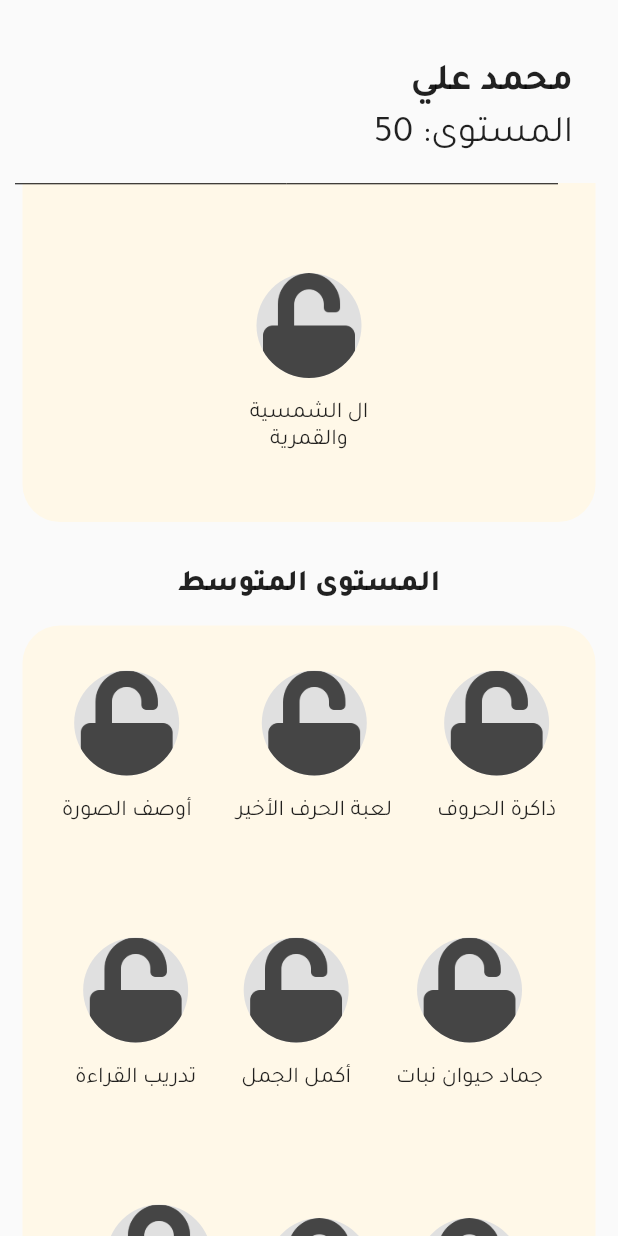
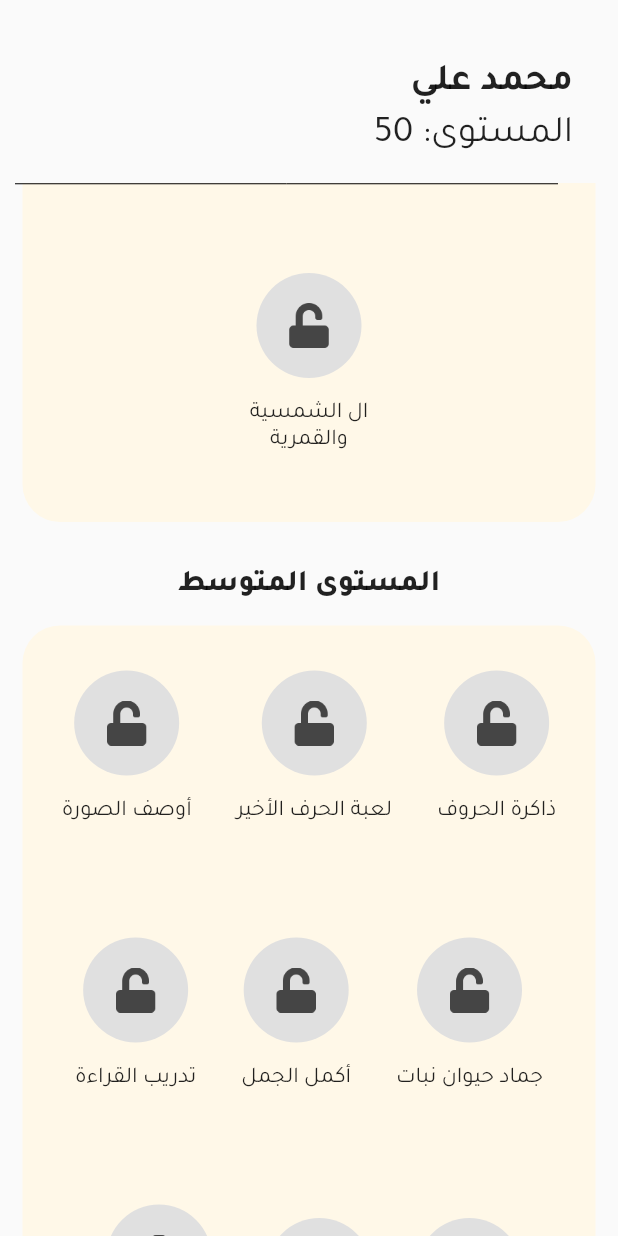
Before and after one commit to mohammadyahyaq/Dyslexia-App, a Flutter app: the screen it shows after launch, scrolled down 576 dp, on a phone screen of 412 x 824 dp. Run offline on Flutter 3.47's test engine with Material 2 defaults, Android fonts, the phone set to English and light mode, and no system bars; our stand-ins replace email_validator.

Commit message:
improve the main page

```diff
--- a/lib/screens/main_screen.dart
+++ b/lib/screens/main_screen.dart
@@ -59,33 +59,26 @@ class MainScreen extends StatelessWidget {
                   Row(
                     mainAxisAlignment: MainAxisAlignment.center,
                     children: [
-                      GestureDetector(
-                        onTap: () {
-                          Navigator.pushNamed(context, '/rememberTheLetter');
-                        },
-                        child: MenuItem(
+                      MenuItem(
                         imagePath: 'assets/images/icon.png',
                         itemName: 'ذاكرة الحروف',
                         itemColor: Color(0x33EC4646),
                         isUnLocked: levels[0][0],
+                        pageName: '/rememberTheLetter',
                       ),
-                      ),
-                      GestureDetector(
-                        onTap: () {
-                          Navigator.pushNamed(context, '/lastLetter');
-                        },
-                        child: MenuItem(
+                      MenuItem(
                         imagePath: 'assets/images/last letter.png',
                         itemName: 'لعبة الحرف الأخير',
                         itemColor: Color(0x33EC4646),
                         isUnLocked: levels[0][1],
-                        ),
+                        pageName: '/lastLetter',
                       ),
                       MenuItem(
                         imagePath: 'assets/images/describe the picture.png',
                         itemName: 'أوصف الصورة',
                         itemColor: Color(0x33EC4646),
                         isUnLocked: levels[0][2],
+                        pageName: '/',
                       )
                     ],
                   ),
@@ -97,18 +90,21 @@ class MainScreen extends StatelessWidget {
                         itemName: 'جماد حيوان نبات',
                         itemColor: Color(0x332872A1),
                         isUnLocked: levels[0][3],
+                        pageName: '/',
                       ),
                       MenuItem(
                         imagePath: 'assets/images/complete stmt.png',
                         itemName: 'أكمل الجمل',
                         itemColor: Color(0x332872A1),
                         isUnLocked: levels[0][4],
+                        pageName: '/',
                       ),
                       MenuItem(
                         imagePath: 'assets/images/reading.png',
                         itemName: 'تدريب القراءة',
                         itemColor: Color(0x332872A1),
                         isUnLocked: levels[0][5],
+                        pageName: '/',
                       )
                     ],
                   ),
@@ -120,18 +116,21 @@ class MainScreen extends StatelessWidget {
                         itemName: 'التنوين',
                         itemColor: Color(0x33EDEB5F),
                         isUnLocked: levels[0][6],
+                        pageName: '/',
                       ),
                       MenuItem(
                         imagePath: 'assets/images/shaddah.png',
                         itemName: 'الشدة',
                         itemColor: Color(0x33EDEB5F),
                         isUnLocked: levels[0][7],
+                        pageName: '/',
                       ),
                       MenuItem(
                         imagePath: 'assets/images/taa.png',
                         itemName: 'التاء المفتوحة\nوالمربوطة',
                         itemColor: Color(0x33EDEB5F),
                         isUnLocked: levels[0][8],
+                        pageName: '/',
                       ),
                     ],
                   ),
@@ -143,6 +142,7 @@ class MainScreen extends StatelessWidget {
                         itemName: 'ال الشمسية\nوالقمرية',
                         itemColor: Color(0x33EDEB5F),
                         isUnLocked: levels[0][9],
+                        pageName: '/',
                       ),
                     ],
                   )
@@ -162,18 +162,21 @@ class MainScreen extends StatelessWidget {
                         itemName: 'ذاكرة الحروف',
                         itemColor: Color(0x7DEC4646),
                         isUnLocked: levels[1][0],
+                        pageName: '/',
                       ),
                       MenuItem(
                         imagePath: 'assets/images/last letter.png',
                         itemName: 'لعبة الحرف الأخير',
                         itemColor: Color(0x7DEC4646),
                         isUnLocked: levels[1][1],
+                        pageName: '/',
                       ),
                       MenuItem(
                         imagePath: 'assets/images/describe the picture.png',
                         itemName: 'أوصف الصورة',
                         itemColor: Color(0x7DEC4646),
                         isUnLocked: levels[1][2],
+                        pageName: '/',
                       )
                     ],
                   ),
@@ -185,18 +188,21 @@ class MainScreen extends StatelessWidget {
                         itemName: 'جماد حيوان نبات',
                         itemColor: Color(0x7D2872A1),
                         isUnLocked: levels[1][3],
+                        pageName: '/',
                       ),
                       MenuItem(
                         imagePath: 'assets/images/complete stmt.png',
                         itemName: 'أكمل الجمل',
                         itemColor: Color(0x7D2872A1),
                         isUnLocked: levels[1][4],
+                        pageName: '/',
                       ),
                       MenuItem(
                         imagePath: 'assets/images/reading.png',
                         itemName: 'تدريب القراءة',
                         itemColor: Color(0x7D2872A1),
                         isUnLocked: levels[1][5],
+                        pageName: '/',
                       )
                     ],
                   ),
@@ -208,18 +214,21 @@ class MainScreen extends StatelessWidget {
                         itemName: 'التنوين',
                         itemColor: Color(0x7DEDEB5F),
                         isUnLocked: levels[1][6],
+                        pageName: '/',
                       ),
                       MenuItem(
                         imagePath: 'assets/images/shaddah.png',
                         itemName: 'الشدة',
                         itemColor: Color(0x7DEDEB5F),
                         isUnLocked: levels[1][7],
+                        pageName: '/',
                       ),
                       MenuItem(
                         imagePath: 'assets/images/taa.png',
                         itemName: 'التاء المفتوحة\nوالمربوطة',
                         itemColor: Color(0x7DEDEB5F),
                         isUnLocked: levels[1][8],
+                        pageName: '/',
                       ),
                     ],
                   ),
@@ -231,6 +240,7 @@ class MainScreen extends StatelessWidget {
                         itemName: 'ال الشمسية\nوالقمرية',
                         itemColor: Color(0x7DEDEB5F),
                         isUnLocked: levels[1][9],
+                        pageName: '/',
                       ),
                     ],
                   )
@@ -250,18 +260,21 @@ class MainScreen extends StatelessWidget {
                         itemName: 'ذاكرة الحروف',
                         itemColor: Color(0xC8EC4646),
                         isUnLocked: levels[2][0],
+                        pageName: '/',
                       ),
                       MenuItem(
                         imagePath: 'assets/images/last letter.png',
                         itemName: 'لعبة الحرف الأخير',
                         itemColor: Color(0xC8EC4646),
                         isUnLocked: levels[2][1],
+                        pageName: '/',
                       ),
                       MenuItem(
                         imagePath: 'assets/images/describe the picture.png',
                         itemName: 'أوصف الصورة',
                         itemColor: Color(0xC8EC4646),
                         isUnLocked: levels[2][2],
+                        pageName: '/',
                       )
                     ],
                   ),
@@ -273,18 +286,21 @@ class MainScreen extends StatelessWidget {
                         itemName: 'جماد حيوان نبات',
                         itemColor: Color(0xC82872A1),
                         isUnLocked: levels[2][3],
+                        pageName: '/',
                       ),
                       MenuItem(
                         imagePath: 'assets/images/complete stmt.png',
                         itemName: 'أكمل الجمل',
                         itemColor: Color(0xC82872A1),
                         isUnLocked: levels[2][4],
+                        pageName: '/',
                       ),
                       MenuItem(
                         imagePath: 'assets/images/reading.png',
                         itemName: 'تدريب القراءة',
                         itemColor: Color(0xC82872A1),
                         isUnLocked: levels[2][5],
+                        pageName: '/',
                       )
                     ],
                   ),
@@ -296,18 +312,21 @@ class MainScreen extends StatelessWidget {
                         itemName: 'التنوين',
                         itemColor: Color(0xC8EDEB5F),
                         isUnLocked: levels[2][6],
+                        pageName: '/',
                       ),
                       MenuItem(
                         imagePath: 'assets/images/shaddah.png',
                         itemName: 'الشدة',
                         itemColor: Color(0xC8EDEB5F),
                         isUnLocked: levels[2][7],
+                        pageName: '/',
                       ),
                       MenuItem(
                         imagePath: 'assets/images/taa.png',
                         itemName: 'التاء المفتوحة\nوالمربوطة',
                         itemColor: Color(0xC8EDEB5F),
                         isUnLocked: levels[2][8],
+                        pageName: '/',
                       ),
                     ],
                   ),
@@ -319,6 +338,7 @@ class MainScreen extends StatelessWidget {
                         itemName: 'ال الشمسية\nوالقمرية',
                         itemColor: Color(0xC8EDEB5F),
                         isUnLocked: levels[2][9],
+                        pageName: '/',
                       ),
                     ],
                   )
@@ -357,26 +377,45 @@ class MenuItem extends StatelessWidget {
   final String itemName;
   final Color itemColor;
   final int isUnLocked;
+  final String pageName;
 
   MenuItem(
       {@required this.imagePath,
       @required this.itemName,
       @required this.itemColor,
-      @required this.isUnLocked});
+      @required this.isUnLocked,
+      @required this.pageName});
 
   @override
   Widget build(BuildContext context) {
-    return Padding(
+    return GestureDetector(
+      onTap: (isUnLocked == 1)
+          ? () {
+              Navigator.pushNamed(context, pageName);
+            }
+          : () {
+              //do nothing
+            },
+      child: Padding(
         padding: EdgeInsets.symmetric(vertical: 30.0, horizontal: 15.0),
         child: Column(
           crossAxisAlignment: CrossAxisAlignment.center,
           children: [
-          CircleAvatar(
-            backgroundImage: (isUnLocked == 1)
+            Container(
+              decoration: BoxDecoration(
+                shape: BoxShape.circle,
+                color: (isUnLocked == 1) ? itemColor : Colors.grey[300],
+              ),
+              width: 70.0,
+              height: 70.0,
+              child: Padding(
+                padding: (isUnLocked == 1) ? EdgeInsets.all(5.0) : EdgeInsets.all(20.0),
+                child: Image(
+                  image: (isUnLocked == 1)
                       ? AssetImage(imagePath)
                       : AssetImage('assets/images/locked.png'),
-            backgroundColor: (isUnLocked == 1) ? itemColor : Colors.grey[300],
-            radius: 35.0,
+                ),
+              ),
             ),
             Padding(
               padding: EdgeInsets.symmetric(vertical: 15.0, horizontal: 0.0),
@@ -388,6 +427,7 @@ class MenuItem extends StatelessWidget {
             ),
           ],
         ),
+      ),
     );
   }
 }
```
Lines whose indentation alone changed are shown as unchanged.
